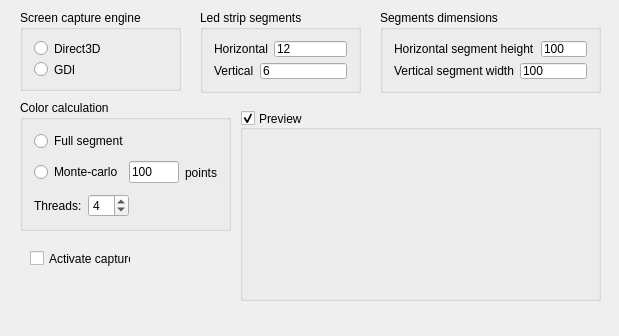
Before: the Qt Designer form StripCtrl/StripCtrl/StripCtrl.ui in sergrt/stripctrl, drawn with Qt 5.
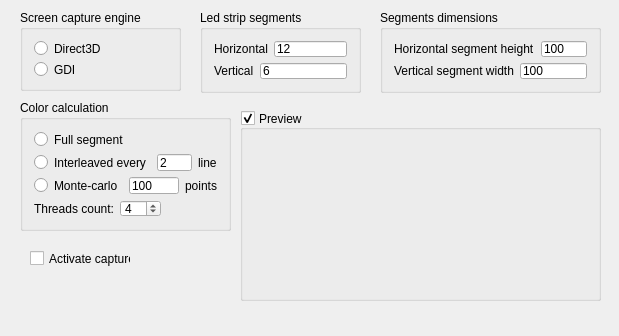
After: the same form once the commit is applied. Custom widgets are drawn as their Qt base class.

Commit message: Add interleaved color calculation. Some minor changes.

What changed in the file:
```diff
--- a/StripCtrl/StripCtrl/StripCtrl.ui
+++ b/StripCtrl/StripCtrl/StripCtrl.ui
@@ -209,6 +209,31 @@
        </property>
       </widget>
      </item>
+     <item>
+      <layout class="QHBoxLayout" name="horizontalLayout_8">
+       <item>
+        <widget class="QRadioButton" name="color_interleaved">
+         <property name="text">
+          <string>Interleaved every</string>
+         </property>
+        </widget>
+       </item>
+       <item>
+        <widget class="QLineEdit" name="interleaved_lines">
+         <property name="text">
+          <string>2</string>
+         </property>
+        </widget>
+       </item>
+       <item>
+        <widget class="QLabel" name="label_6">
+         <property name="text">
+          <string>line</string>
+         </property>
+        </widget>
+       </item>
+      </layout>
+     </item>
      <item>
       <layout class="QHBoxLayout" name="horizontalLayout_5">
        <item>
@@ -239,7 +264,7 @@
        <item>
         <widget class="QLabel" name="label_7">
          <property name="text">
-          <string>Threads:</string>
+          <string>Threads count:</string>
          </property>
         </widget>
        </item>
```
The commit also changes 5 other files.
